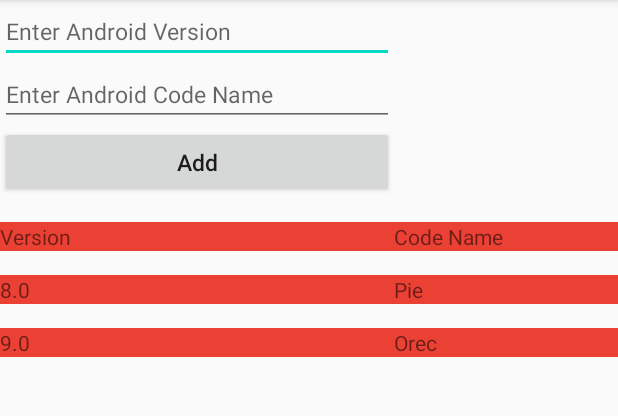
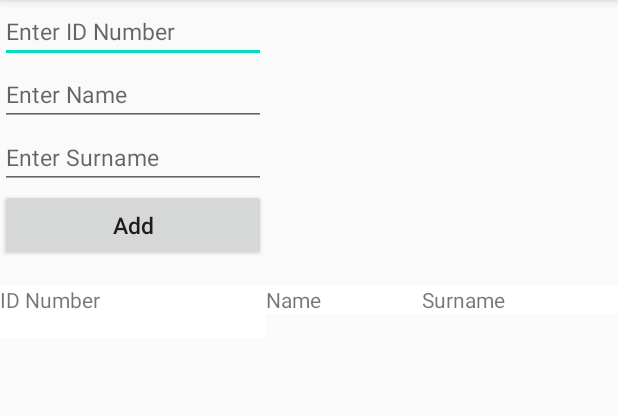
Before and after one commit to piotrSarna1991/SarnaExcel, an Android app: the TableActivity screen opened directly, with no data from a screen before it, on a phone screen of 412 x 824 dp, the part 84-500 px from its top. Run offline under Robolectric (Android 15) with nearby library versions, the phone set to English and light mode, and no system bars; our stand-ins replace Firebase (no records; nobody signed in at launch, a user with empty details on screens opened directly).

Commit message:
add 'save data from TableActivity.kt on FireBaseDataBase'

```diff
--- a/app/src/main/java/com/example/sarnaexcel/LoginActivity.kt
+++ b/app/src/main/java/com/example/sarnaexcel/LoginActivity.kt
@@ -21,7 +21,7 @@ class LoginActivity : AppCompatActivity() {
 
         }
         backToRegistrationButton.setOnClickListener {
-            val intent = Intent(this, RegistrationActivity::class.java)
+            val intent = Intent(this, RegisterActivity::class.java)
             startActivity(intent)
         }
 
@@ -41,7 +41,7 @@ class LoginActivity : AppCompatActivity() {
 
                 // else if successful
                 Log.d("LoginActivity", "Successfully log in")
-                val intent = Intent(this, TableActivity::class.java)
+                val intent = Intent(this, MenuActivity::class.java)
                 startActivity(intent)
             }.addOnFailureListener {
                 Log.d("LoginActivity", "Wrong email or password: ${it.message}")
--- a/app/src/main/res/layout/activity_main.xml
+++ b/app/src/main/res/layout/activity_main.xml
@@ -5,7 +5,7 @@
     android:layout_width="match_parent"
     android:layout_height="match_parent"
     android:background="@color/colorAccent"
-    tools:context=".RegistrationActivity">
+    tools:context=".RegisterActivity">
 
 
     <EditText
--- a/app/src/main/res/layout/activity_table.xml
+++ b/app/src/main/res/layout/activity_table.xml
@@ -4,94 +4,82 @@
     android:layout_width="match_parent"
     android:layout_height="match_parent"
     android:orientation="vertical"
-    android:stretchColumns="0,1" >
+    android:stretchColumns="0,1">
 
-    <TableRow >
+    <TableRow>
+
         <EditText
-            android:inputType="numberDecimal"
             android:id="@+id/et1"
             android:layout_width="match_parent"
             android:layout_height="match_parent"
-            android:textSize="15dp"
-            android:hint="Enter Android Version"
-            />
+            android:hint="Enter ID Number"
+            android:inputType="numberDecimal"
+            android:textSize="15dp" />
     </TableRow>
 
-    <TableRow >
+    <TableRow>
+
         <EditText
-            android:inputType="text"
             android:id="@+id/et2"
             android:layout_width="match_parent"
             android:layout_height="match_parent"
-            android:textSize="15dp"
-            android:hint="Enter Android Code Name"
-            />
+            android:hint="Enter Name"
+            android:inputType="text"
+            android:textSize="15dp" />
     </TableRow>
 
-    <TableRow >
+    <TableRow>
+
+        <EditText
+            android:id="@+id/et3"
+            android:layout_width="match_parent"
+            android:layout_height="match_parent"
+            android:hint="Enter Surname"
+            android:inputType="text"
+            android:textSize="15dp" />
+    </TableRow>
+
+    <TableRow>
+
         <Button
             android:id="@+id/btn"
             android:layout_width="match_parent"
             android:layout_height="match_parent"
-            android:textSize="15dp"
             android:inputType="text"
+            android:onClick="addRow"
             android:text="Add"
-            android:onClick="addRow"
-            />
+            android:textSize="15dp" />
     </TableRow>
 
-    <TableRow>
+
+    <TableRow android:id="@+id/ExtraText">
+
         <TextView
-            android:layout_width="match_parent"
-            android:layout_height="wrap_content"
-            android:text="Version"
-            android:background="#eb4034"
-            android:layout_marginTop="16dp"/>
+            android:layout_width="177dp"
+            android:layout_height="35dp"
+            android:layout_marginTop="16dp"
+            android:background="#FFFFFF"
+            android:text="ID Number" />
         android:layout_marginBottom="16dp"/>
 
         <TextView
-            android:layout_width="match_parent"
+            android:layout_width="104dp"
             android:layout_height="wrap_content"
-            android:text="Code Name"
-            android:background="#eb4034"
-            android:layout_marginTop="16dp"/>
+            android:layout_marginTop="16dp"
+            android:background="#FFFFFF"
+            android:text="Name" />
+        android:layout_marginBottom="16dp"/>
+
+        <TextView
+            android:layout_width="204dp"
+            android:layout_height="wrap_content"
+            android:layout_marginTop="16dp"
+            android:background="#FFFFFF"
+            android:text="Surname" />
         android:layout_marginBottom="16dp"/>
 
     </TableRow>
 
-    <TableRow>
-        <TextView
-            android:id="@+id/version"
-            android:layout_width="match_parent"
-            android:layout_height="wrap_content"
-            android:text="8.0"
-            android:background="#eb4034"
-            android:layout_marginTop="16dp"/>
-
-        <TextView
-            android:layout_width="match_parent"
-            android:layout_height="wrap_content"
-            android:text="Pie"
-            android:background="#eb4034"
-            android:layout_marginTop="16dp"/>
-
-    </TableRow>
-
-    <TableRow>
-        <TextView
-            android:layout_width="match_parent"
-            android:layout_height="wrap_content"
-            android:text="9.0"
-            android:background="#eb4034"
-            android:layout_marginTop="16dp"/>
-
-        <TextView
-            android:layout_width="match_parent"
-            android:layout_height="wrap_content"
-            android:text="Orec"
-            android:background="#eb4034"
-            android:layout_marginTop="16dp"/>
-
-    </TableRow>
+    <TableRow/>
 
 </TableLayout>
```
Also changed, not shown: app/src/main/AndroidManifest.xml (+9 -4 lines), app/src/main/java/com/example/sarnaexcel/MenuActivity.kt (+36 -5 lines), app/src/main/java/com/example/sarnaexcel/RegisterActivity.kt (renamed from app/src/main/java/com/example/sarnaexcel/RegistrationActivity.kt, +6 -1 lines), app/src/main/java/com/example/sarnaexcel/TableActivity.kt (+43 -14 lines), app/src/main/res/layout/activity_menu.xml (+2 -31 lines), app/src/main/res/menu/nav_menu.xml (added, +11 -0 lines).
